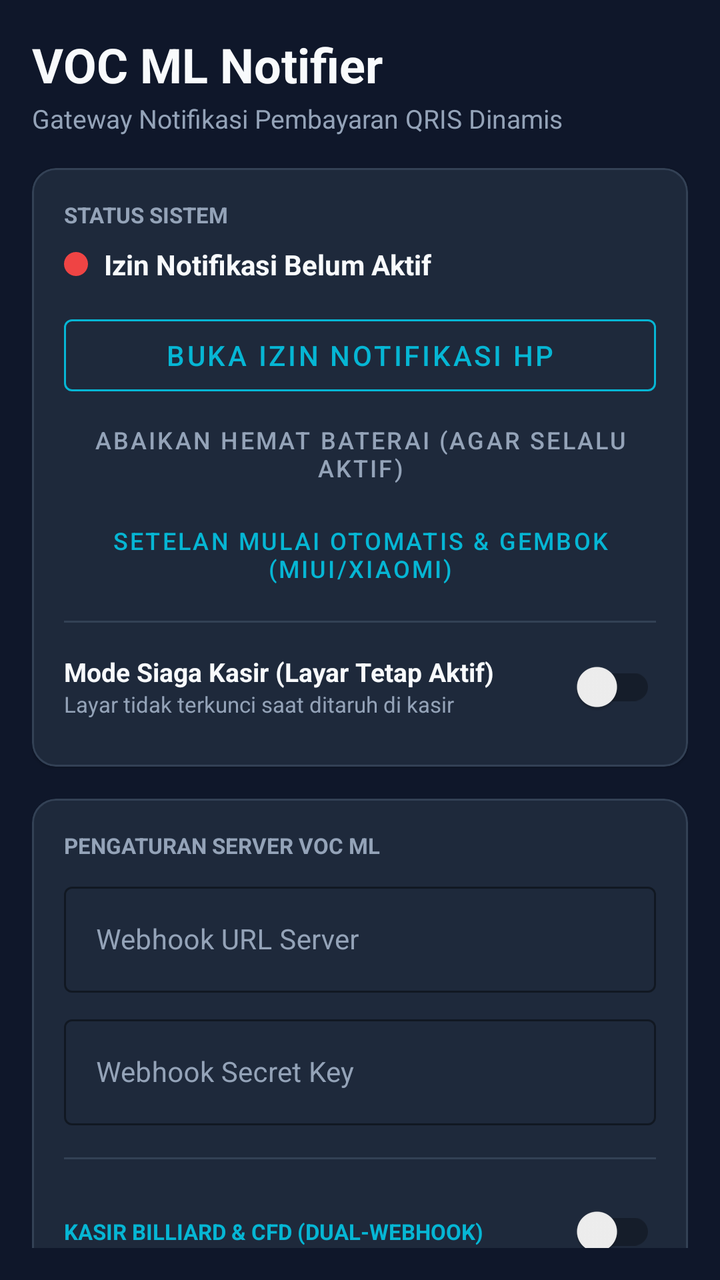
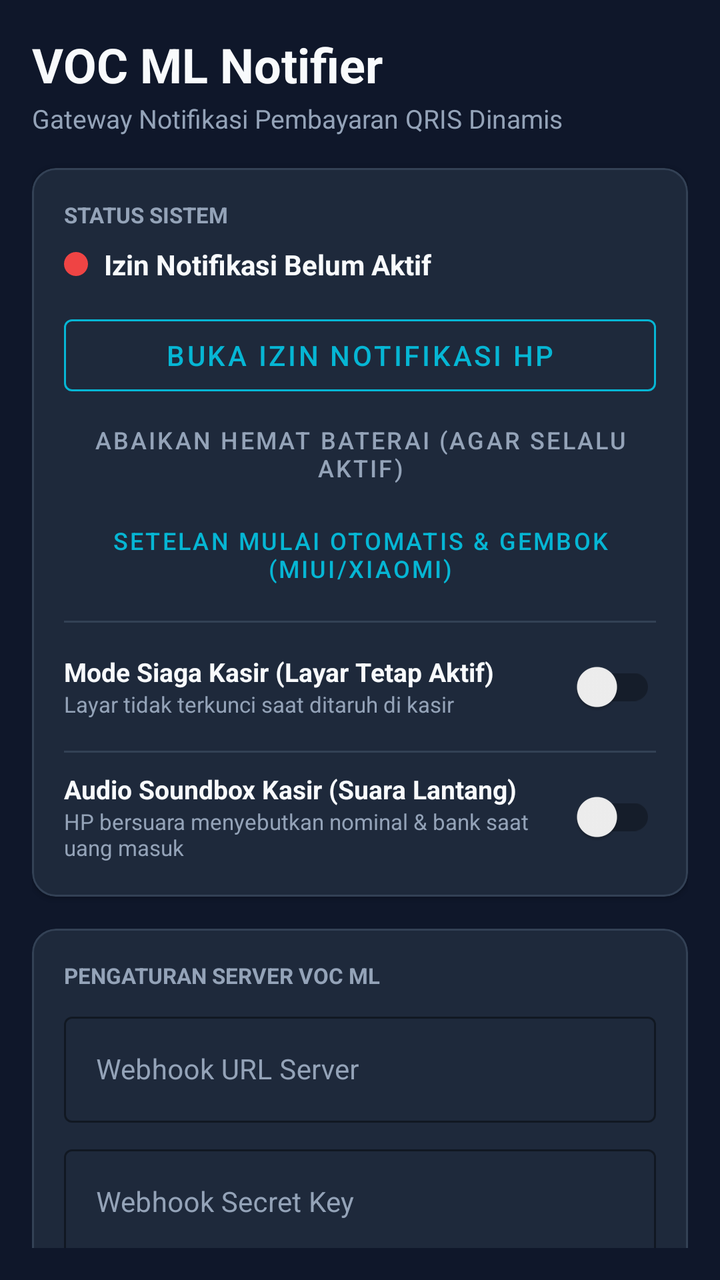

An Android layout rendered at two revisions. The XML below is the earlier revision; the diff shows what the commit changed to produce the second picture.
<!-- AndroidManifest.xml: application theme Theme.VOCMLNotifier -->
<!-- res/layout/activity_main.xml -->
<?xml version="1.0" encoding="utf-8"?>
<androidx.coordinatorlayout.widget.CoordinatorLayout 
    xmlns:android="http://schemas.android.com/apk/res/android"
    xmlns:app="http://schemas.android.com/apk/res-auto"
    android:layout_width="match_parent"
    android:layout_height="match_parent"
    android:background="@color/bg_dark">

    <androidx.core.widget.NestedScrollView
        android:layout_width="match_parent"
        android:layout_height="match_parent"
        android:fillViewport="true"
        android:padding="16dp">

        <LinearLayout
            android:layout_width="match_parent"
            android:layout_height="wrap_content"
            android:orientation="vertical">

            
            <TextView
                android:layout_width="wrap_content"
                android:layout_height="wrap_content"
                android:text="VOC ML Notifier"
                android:textColor="@color/text_white"
                android:textSize="24sp"
                android:textStyle="bold" />

            <TextView
                android:layout_width="wrap_content"
                android:layout_height="wrap_content"
                android:layout_marginTop="2dp"
                android:text="Gateway Notifikasi Pembayaran QRIS Dinamis"
                android:textColor="@color/text_muted"
                android:textSize="13sp" />

            
            <com.google.android.material.card.MaterialCardView
                android:layout_width="match_parent"
                android:layout_height="wrap_content"
                android:layout_marginTop="16dp"
                app:cardBackgroundColor="@color/card_dark"
                app:cardCornerRadius="12dp"
                app:strokeColor="@color/border_card"
                app:strokeWidth="1dp">

                <LinearLayout
                    android:layout_width="match_parent"
                    android:layout_height="wrap_content"
                    android:orientation="vertical"
                    android:padding="16dp">

                    <TextView
                        android:layout_width="wrap_content"
                        android:layout_height="wrap_content"
                        android:text="STATUS SISTEM"
                        android:textColor="@color/text_muted"
                        android:textSize="11sp"
                        android:textStyle="bold" />

                    <LinearLayout
                        android:layout_width="match_parent"
                        android:layout_height="wrap_content"
                        android:layout_marginTop="8dp"
                        android:gravity="center_vertical"
                        android:orientation="horizontal">

                        <View
                            android:id="@+id/viewStatusDot"
                            android:layout_width="12dp"
                            android:layout_height="12dp"
                            android:background="@drawable/circle_red" />

                        <TextView
                            android:id="@+id/tvStatusText"
                            android:layout_width="wrap_content"
                            android:layout_height="wrap_content"
                            android:layout_marginStart="8dp"
                            android:text="Izin Notifikasi Belum Aktif"
                            android:textColor="@color/text_white"
                            android:textSize="14sp"
                            android:textStyle="bold" />
                    </LinearLayout>

                    <com.google.android.material.button.MaterialButton
                        android:id="@+id/btnGrantPermission"
                        style="@style/Widget.MaterialComponents.Button.OutlinedButton"
                        android:layout_width="match_parent"
                        android:layout_height="wrap_content"
                        android:layout_marginTop="12dp"
                        android:text="Buka Izin Notifikasi HP"
                        android:textColor="@color/primary"
                        app:strokeColor="@color/primary" />

                    <com.google.android.material.button.MaterialButton
                        android:id="@+id/btnBatteryOpt"
                        style="@style/Widget.MaterialComponents.Button.TextButton"
                        android:layout_width="match_parent"
                        android:layout_height="wrap_content"
                        android:text="Abaikan Hemat Baterai (Agar Selalu Aktif)"
                        android:textColor="@color/text_muted"
                        android:textSize="12sp" />

                    <com.google.android.material.button.MaterialButton
                        android:id="@+id/btnAutostartSettings"
                        style="@style/Widget.MaterialComponents.Button.TextButton"
                        android:layout_width="match_parent"
                        android:layout_height="wrap_content"
                        android:text="Setelan Mulai Otomatis &amp; Gembok (MIUI/Xiaomi)"
                        android:textColor="@color/primary"
                        android:textSize="12sp" />

                    <View
                        android:layout_width="match_parent"
                        android:layout_height="1dp"
                        android:layout_marginTop="8dp"
                        android:layout_marginBottom="8dp"
                        android:background="@color/border_card" />

                    <LinearLayout
                        android:layout_width="match_parent"
                        android:layout_height="wrap_content"
                        android:gravity="center_vertical"
                        android:orientation="horizontal">

                        <LinearLayout
                            android:layout_width="0dp"
                            android:layout_height="wrap_content"
                            android:layout_weight="1"
                            android:orientation="vertical">

                            <TextView
                                android:layout_width="wrap_content"
                                android:layout_height="wrap_content"
                                android:text="Mode Siaga Kasir (Layar Tetap Aktif)"
                                android:textColor="@color/text_white"
                                android:textSize="13sp"
                                android:textStyle="bold" />

                            <TextView
                                android:layout_width="wrap_content"
                                android:layout_height="wrap_content"
                                android:text="Layar tidak terkunci saat ditaruh di kasir"
                                android:textColor="@color/text_muted"
                                android:textSize="11sp" />
                        </LinearLayout>

                        <androidx.appcompat.widget.SwitchCompat
                            android:id="@+id/switchKeepScreenOn"
                            android:layout_width="wrap_content"
                            android:layout_height="wrap_content" />
                    </LinearLayout>

                </LinearLayout>
            </com.google.android.material.card.MaterialCardView>

            
            <com.google.android.material.card.MaterialCardView
                android:layout_width="match_parent"
                android:layout_height="wrap_content"
                android:layout_marginTop="16dp"
                app:cardBackgroundColor="@color/card_dark"
                app:cardCornerRadius="12dp"
                app:strokeColor="@color/border_card"
                app:strokeWidth="1dp">

                <LinearLayout
                    android:layout_width="match_parent"
                    android:layout_height="wrap_content"
                    android:orientation="vertical"
                    android:padding="16dp">

                    <TextView
                        android:layout_width="wrap_content"
                        android:layout_height="wrap_content"
                        android:text="PENGATURAN SERVER VOC ML"
                        android:textColor="@color/text_muted"
                        android:textSize="11sp"
                        android:textStyle="bold" />

                    <com.google.android.material.textfield.TextInputLayout
                        style="@style/Widget.MaterialComponents.TextInputLayout.OutlinedBox"
                        android:layout_width="match_parent"
                        android:layout_height="wrap_content"
                        android:layout_marginTop="8dp"
                        android:hint="Webhook URL Server"
                        android:textColorHint="@color/text_muted"
                        app:boxStrokeColor="@color/primary"
                        app:hintTextColor="@color/primary">

                        <com.google.android.material.textfield.TextInputEditText
                            android:id="@+id/etServerUrl"
                            android:layout_width="match_parent"
                            android:layout_height="wrap_content"
                            android:inputType="textUri"
                            android:textColor="@color/text_white"
                            android:textSize="14sp" />
                    </com.google.android.material.textfield.TextInputLayout>

                    <com.google.android.material.textfield.TextInputLayout
                        style="@style/Widget.MaterialComponents.TextInputLayout.OutlinedBox"
                        android:layout_width="match_parent"
                        android:layout_height="wrap_content"
                        android:layout_marginTop="8dp"
                        android:hint="Webhook Secret Key"
                        android:textColorHint="@color/text_muted"
                        app:boxStrokeColor="@color/primary"
                        app:hintTextColor="@color/primary">

                        <com.google.android.material.textfield.TextInputEditText
                            android:id="@+id/etSecretKey"
                            android:layout_width="match_parent"
                            android:layout_height="wrap_content"
                            android:inputType="textPassword"
                            android:textColor="@color/text_white"
                            android:textSize="14sp" />
                    </com.google.android.material.textfield.TextInputLayout>

                    
                    <View
                        android:layout_width="match_parent"
                        android:layout_height="1dp"
                        android:layout_marginTop="16dp"
                        android:layout_marginBottom="12dp"
                        android:background="@color/border_card" />

                    
                    <LinearLayout
                        android:layout_width="match_parent"
                        android:layout_height="wrap_content"
                        android:gravity="center_vertical"
                        android:orientation="horizontal">

                        <TextView
                            android:layout_width="0dp"
                            android:layout_height="wrap_content"
                            android:layout_weight="1"
                            android:text="KASIR BILLIARD &amp; CFD (DUAL-WEBHOOK)"
                            android:textColor="@color/primary"
                            android:textSize="11sp"
                            android:textStyle="bold" />

                        <androidx.appcompat.widget.SwitchCompat
                            android:id="@+id/switchPosEnabled"
                            android:layout_width="wrap_content"
                            android:layout_height="wrap_content" />
                    </LinearLayout>

                    <LinearLayout
                        android:id="@+id/layoutPosConfig"
                        android:layout_width="match_parent"
                        android:layout_height="wrap_content"
                        android:orientation="vertical">

                        <com.google.android.material.textfield.TextInputLayout
                            style="@style/Widget.MaterialComponents.TextInputLayout.OutlinedBox"
                            android:layout_width="match_parent"
                            android:layout_height="wrap_content"
                            android:layout_marginTop="8dp"
                            android:hint="Webhook URL Kasir Billiard / CFD"
                            android:textColorHint="@color/text_muted"
                            app:boxStrokeColor="@color/primary"
                            app:hintTextColor="@color/primary">

                            <com.google.android.material.textfield.TextInputEditText
                                android:id="@+id/etPosServerUrl"
                                android:layout_width="match_parent"
                                android:layout_height="wrap_content"
                                android:inputType="textUri"
                                android:textColor="@color/text_white"
                                android:textSize="14sp" />
                        </com.google.android.material.textfield.TextInputLayout>

                        <com.google.android.material.textfield.TextInputLayout
                            style="@style/Widget.MaterialComponents.TextInputLayout.OutlinedBox"
                            android:layout_width="match_parent"
                            android:layout_height="wrap_content"
                            android:layout_marginTop="8dp"
                            android:hint="Secret Key Kasir"
                            android:textColorHint="@color/text_muted"
                            app:boxStrokeColor="@color/primary"
                            app:hintTextColor="@color/primary">

                            <com.google.android.material.textfield.TextInputEditText
                                android:id="@+id/etPosSecretKey"
                                android:layout_width="match_parent"
                                android:layout_height="wrap_content"
                                android:inputType="textPassword"
                                android:textColor="@color/text_white"
                                android:textSize="14sp" />
                        </com.google.android.material.textfield.TextInputLayout>

                    </LinearLayout>

                    <LinearLayout
                        android:layout_width="match_parent"
                        android:layout_height="wrap_content"
                        android:layout_marginTop="12dp"
                        android:orientation="horizontal">

                        <com.google.android.material.button.MaterialButton
                            android:id="@+id/btnSaveConfig"
                            android:layout_width="0dp"
                            android:layout_height="wrap_content"
                            android:layout_weight="1"
                            android:backgroundTint="@color/primary"
                            android:text="Simpan"
                            android:textColor="@color/bg_dark" />

                        <Space
                            android:layout_width="8dp"
                            android:layout_height="wrap_content" />

                        <com.google.android.material.button.MaterialButton
                            android:id="@+id/btnTestWebhook"
                            style="@style/Widget.MaterialComponents.Button.OutlinedButton"
                            android:layout_width="0dp"
                            android:layout_height="wrap_content"
                            android:layout_weight="1"
                            android:text="Tes Kirim"
                            android:textColor="@color/text_white"
                            app:strokeColor="@color/border_card" />

                    </LinearLayout>

                </LinearLayout>
            </com.google.android.material.card.MaterialCardView>

            
            <com.google.android.material.card.MaterialCardView
                android:layout_width="match_parent"
                android:layout_height="wrap_content"
                android:layout_marginTop="16dp"
                android:layout_marginBottom="24dp"
                app:cardBackgroundColor="@color/card_dark"
                app:cardCornerRadius="12dp"
                app:strokeColor="@color/border_card"
                app:strokeWidth="1dp">

                <LinearLayout
                    android:layout_width="match_parent"
                    android:layout_height="wrap_content"
                    android:orientation="vertical"
                    android:padding="16dp">

                    <RelativeLayout
                        android:layout_width="match_parent"
                        android:layout_height="wrap_content">

                        <TextView
                            android:layout_width="wrap_content"
                            android:layout_height="wrap_content"
                            android:layout_centerVertical="true"
                            android:text="LOG NOTIFIKASI TERAKHIR"
                            android:textColor="@color/text_muted"
                            android:textSize="11sp"
                            android:textStyle="bold" />

                        <TextView
                            android:id="@+id/btnRetryFailed"
                            android:layout_width="wrap_content"
                            android:layout_height="wrap_content"
                            android:layout_centerVertical="true"
                            android:layout_marginEnd="14dp"
                            android:layout_toStartOf="@id/btnClearLogs"
                            android:text="Kirim Ulang Gagal"
                            android:textColor="@color/primary"
                            android:textSize="12sp"
                            android:textStyle="bold" />

                        <TextView
                            android:id="@+id/btnClearLogs"
                            android:layout_width="wrap_content"
                            android:layout_height="wrap_content"
                            android:layout_alignParentEnd="true"
                            android:layout_centerVertical="true"
                            android:text="Hapus"
                            android:textColor="@color/text_muted"
                            android:textSize="12sp" />
                    </RelativeLayout>

                    <androidx.recyclerview.widget.RecyclerView
                        android:id="@+id/rvLogs"
                        android:layout_width="match_parent"
                        android:layout_height="220dp"
                        android:layout_marginTop="12dp"
                        android:overScrollMode="never" />

                </LinearLayout>
            </com.google.android.material.card.MaterialCardView>

        </LinearLayout>
    </androidx.core.widget.NestedScrollView>

</androidx.coordinatorlayout.widget.CoordinatorLayout>
<!-- resources referenced by this layout -->
<resources>
  <color name="bg_dark">#0F172A</color>
  <color name="border_card">#334155</color>
  <color name="card_dark">#1E293B</color>
  <color name="primary">#06B6D4</color>
  <color name="text_muted">#94A3B8</color>
  <color name="text_white">#F8FAFC</color>
  <!-- drawable circle_red (drawable) -->
  <?xml version="1.0" encoding="utf-8"?>
  <shape xmlns:android="http://schemas.android.com/apk/res/android"
      android:shape="oval">
      <solid android:color="@color/accent_red" />
      <size android:width="12dp" android:height="12dp" />
  </shape>
  <style name="Theme.VOCMLNotifier" parent="Theme.MaterialComponents.DayNight.NoActionBar">
          <item name="colorPrimary">@color/primary</item>
          <item name="colorPrimaryVariant">@color/primary_variant</item>
          <item name="colorOnPrimary">@color/bg_dark</item>
          <item name="android:statusBarColor">@color/bg_dark</item>
          <item name="android:windowBackground">@color/bg_dark</item>
      </style>
  <color name="accent_red">#EF4444</color>
  <color name="primary_variant">#0891B2</color>
</resources>

<!-- the commit's change to res/layout/activity_main.xml (unified diff, before → after) -->
@@ -147,6 +147,47 @@
 
                         <androidx.appcompat.widget.SwitchCompat
                             android:id="@+id/switchKeepScreenOn"
+                            android:layout_width="wrap_content"
+                            android:layout_height="wrap_content" />
+                    </LinearLayout>
+
+                    <View
+                        android:layout_width="match_parent"
+                        android:layout_height="1dp"
+                        android:layout_marginTop="8dp"
+                        android:layout_marginBottom="8dp"
+                        android:background="@color/border_card" />
+
+                    <LinearLayout
+                        android:layout_width="match_parent"
+                        android:layout_height="wrap_content"
+                        android:gravity="center_vertical"
+                        android:orientation="horizontal">
+
+                        <LinearLayout
+                            android:layout_width="0dp"
+                            android:layout_height="wrap_content"
+                            android:layout_weight="1"
+                            android:orientation="vertical">
+
+                            <TextView
+                                android:layout_width="wrap_content"
+                                android:layout_height="wrap_content"
+                                android:text="Audio Soundbox Kasir (Suara Lantang)"
+                                android:textColor="@color/text_white"
+                                android:textSize="13sp"
+                                android:textStyle="bold" />
+
+                            <TextView
+                                android:layout_width="wrap_content"
+                                android:layout_height="wrap_content"
+                                android:text="HP bersuara menyebutkan nominal &amp; bank saat uang masuk"
+                                android:textColor="@color/text_muted"
+                                android:textSize="11sp" />
+                        </LinearLayout>
+
+                        <androidx.appcompat.widget.SwitchCompat
+                            android:id="@+id/switchSoundbox"
                             android:layout_width="wrap_content"
                             android:layout_height="wrap_content" />
                     </LinearLayout>
